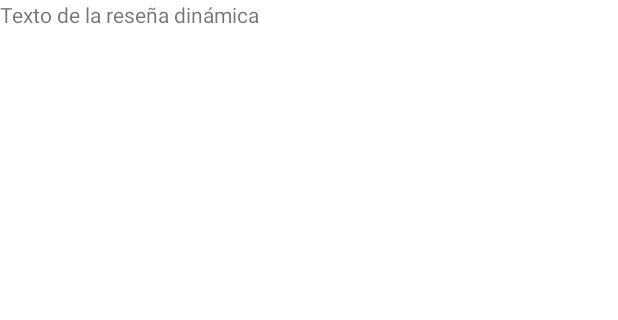
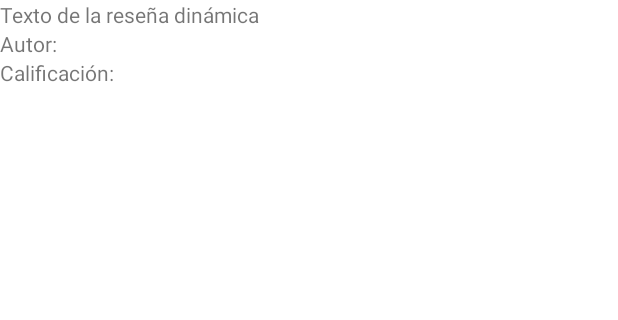
Before and after one commit to chc0/WanderSnap, an Android app: the layout inputresenia.xml on its own in the app's theme, with its tools: preview values and no code run, on a phone screen of 412 x 824 dp, the part 162-482 px from its top. Run offline under Robolectric (Android 15) with nearby library versions, the light colour scheme and no system bars.

Commit message:
actualización

```diff
--- a/app/src/main/res/layout/fragment_home.xml
+++ b/app/src/main/res/layout/fragment_home.xml
@@ -20,6 +20,7 @@
         app:layout_constraintTop_toTopOf="parent" />
 
     <ListView
+        android:id="@+id/listView"
         android:layout_width="403dp"
         android:layout_height="604dp"
         app:layout_constraintStart_toStartOf="parent"
--- a/app/src/main/res/layout/inputresenia.xml
+++ b/app/src/main/res/layout/inputresenia.xml
@@ -1,8 +1,7 @@
-<?xml version="1.0" encoding="utf-8"?>
 <LinearLayout xmlns:android="http://schemas.android.com/apk/res/android"
     xmlns:app="http://schemas.android.com/apk/res-auto"
     android:layout_width="match_parent"
-    android:layout_height="match_parent"
+    android:layout_height="wrap_content"
     android:orientation="vertical">
 
     <ImageView
@@ -13,9 +12,24 @@
         android:contentDescription="Descripción de la imagen" />
 
     <TextView
-        android:id="@+id/textView2"
+        android:id="@+id/tvTitulo"
         android:layout_width="match_parent"
         android:layout_height="wrap_content"
         android:text="Texto de la reseña dinámica" />
 
+    <!-- Agrega más TextViews para los demás campos de la reseña -->
+    <TextView
+        android:id="@+id/tvAutor"
+        android:layout_width="match_parent"
+        android:layout_height="wrap_content"
+        android:text="Autor: " />
+
+    <TextView
+        android:id="@+id/tvCalificacion"
+        android:layout_width="match_parent"
+        android:layout_height="wrap_content"
+        android:text="Calificación: " />
+
+    <!-- Agrega más TextViews según sea necesario -->
+
 </LinearLayout>
```
Also changed, not shown: app/src/main/java/com/als/wandersnap/ui/home/HomeFragment.java (+64 -1 lines), app/src/main/java/com/als/wandersnap/ui/home/Resena.java (added, +84 -0 lines), app/src/main/java/com/als/wandersnap/ui/home/ResenaAdapter.java (added, +54 -0 lines).
